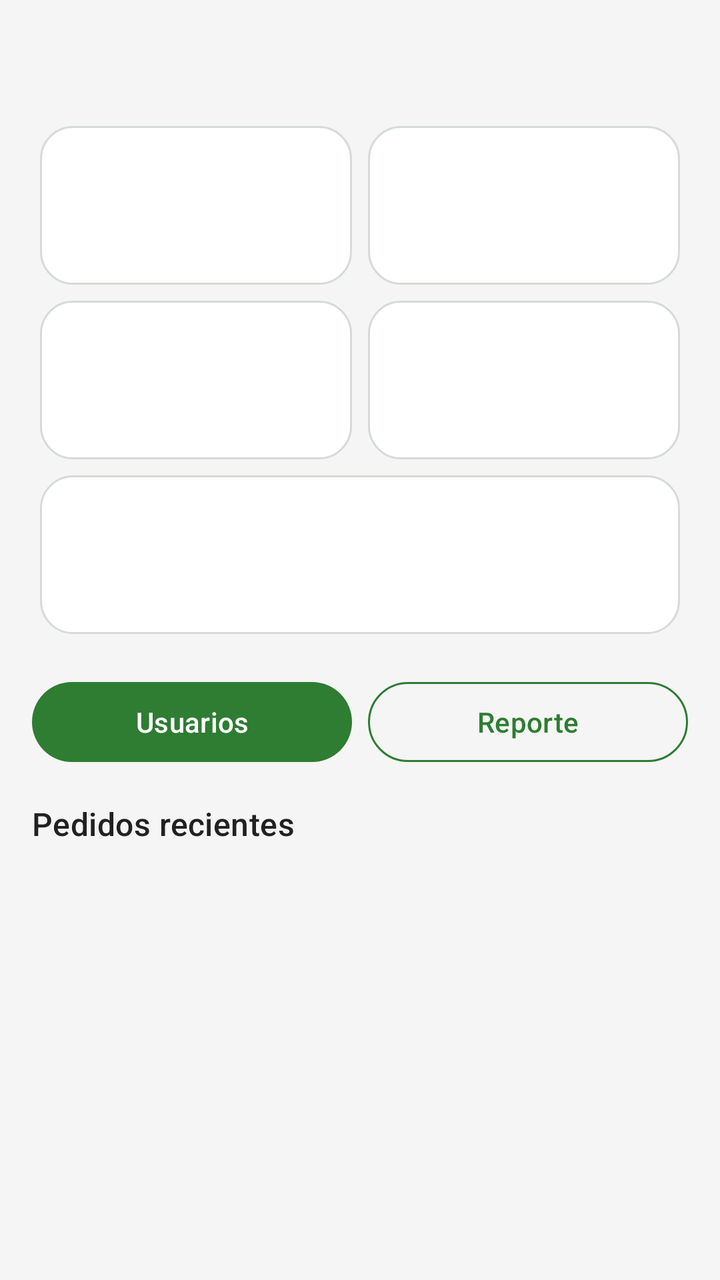
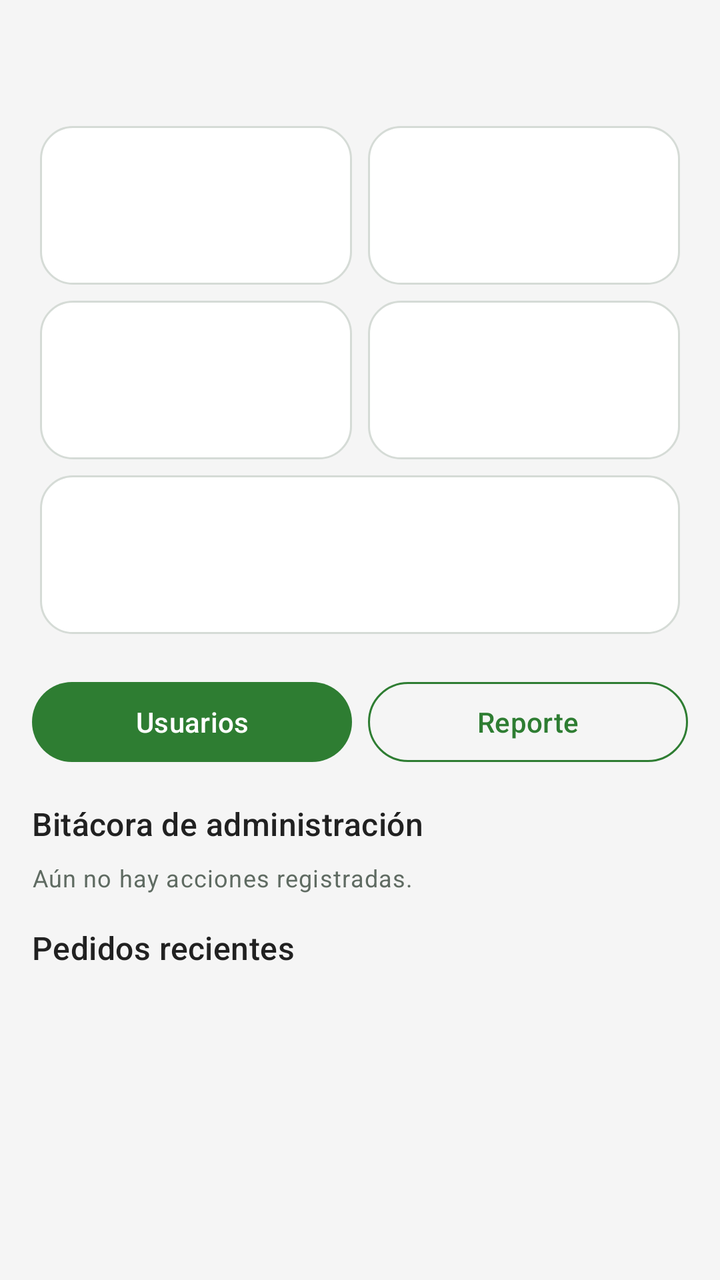

Screens rendered from an Android XML layout before and after an edit, with the pre-edit source and the edit as a unified diff.
<!-- AndroidManifest.xml: application theme Theme.EcoMarket -->
<!-- res/layout/fragment_admin_dashboard.xml -->
<?xml version="1.0" encoding="utf-8"?>
<androidx.core.widget.NestedScrollView xmlns:android="http://schemas.android.com/apk/res/android"
    xmlns:app="http://schemas.android.com/apk/res-auto"
    android:layout_width="match_parent"
    android:layout_height="match_parent">

    <LinearLayout
        android:layout_width="match_parent"
        android:layout_height="wrap_content"
        android:orientation="vertical"
        android:padding="@dimen/space_m">

        <TextView
            android:id="@+id/txtGreeting"
            android:layout_width="match_parent"
            android:layout_height="wrap_content"
            android:textAppearance="@style/Text.Title" />

        <LinearLayout
            android:layout_width="match_parent"
            android:layout_height="wrap_content"
            android:layout_marginTop="@dimen/space_m"
            android:orientation="horizontal">

            <include
                android:id="@+id/kpiSales"
                layout="@layout/view_kpi" />

            <include
                android:id="@+id/kpiOrders"
                layout="@layout/view_kpi" />
        </LinearLayout>

        <LinearLayout
            android:layout_width="match_parent"
            android:layout_height="wrap_content"
            android:orientation="horizontal">

            <include
                android:id="@+id/kpiUsers"
                layout="@layout/view_kpi" />

            <include
                android:id="@+id/kpiProducts"
                layout="@layout/view_kpi" />
        </LinearLayout>

        <LinearLayout
            android:layout_width="match_parent"
            android:layout_height="wrap_content"
            android:orientation="horizontal">

            <include
                android:id="@+id/kpiPending"
                layout="@layout/view_kpi" />
        </LinearLayout>

        <LinearLayout
            android:layout_width="match_parent"
            android:layout_height="wrap_content"
            android:layout_marginTop="@dimen/space_m"
            android:orientation="horizontal">

            <com.google.android.material.button.MaterialButton
                android:id="@+id/btnGoUsers"
                style="@style/Button.Primary"
                android:layout_width="0dp"
                android:layout_height="wrap_content"
                android:layout_marginEnd="@dimen/space_s"
                android:layout_weight="1"
                android:text="@string/nav_users" />

            <com.google.android.material.button.MaterialButton
                android:id="@+id/btnGoReport"
                style="@style/Button.Outlined"
                android:layout_width="0dp"
                android:layout_height="wrap_content"
                android:layout_weight="1"
                android:text="@string/nav_report" />
        </LinearLayout>

        <TextView
            style="@style/Section.Header"
            android:text="@string/admin_recent_orders" />

        <androidx.recyclerview.widget.RecyclerView
            android:id="@+id/rvRecentOrders"
            android:layout_width="match_parent"
            android:layout_height="wrap_content"
            android:nestedScrollingEnabled="false" />
    </LinearLayout>
</androidx.core.widget.NestedScrollView>
<!-- res/layout/view_kpi.xml (included above) -->
<?xml version="1.0" encoding="utf-8"?>
<LinearLayout xmlns:android="http://schemas.android.com/apk/res/android"
    android:layout_width="0dp"
    android:layout_height="wrap_content"
    android:layout_margin="@dimen/space_xs"
    android:layout_weight="1"
    android:background="@drawable/bg_kpi_card"
    android:orientation="vertical"
    android:padding="@dimen/space_m">

    <TextView
        android:id="@+id/txtKpiLabel"
        android:layout_width="match_parent"
        android:layout_height="wrap_content"
        android:textAppearance="@style/Text.Caption" />

    <TextView
        android:id="@+id/txtKpiValue"
        android:layout_width="match_parent"
        android:layout_height="wrap_content"
        android:layout_marginTop="@dimen/space_xs"
        android:textAppearance="@style/Text.Title"
        android:textColor="@color/eco_green" />
</LinearLayout>
<!-- resources referenced by this layout -->
<resources>
  <color name="eco_green">#2E7D32</color>
  <dimen name="space_m">16dp</dimen>
  <dimen name="space_s">8dp</dimen>
  <dimen name="space_xs">4dp</dimen>
  <!-- drawable bg_kpi_card (drawable) -->
  <?xml version="1.0" encoding="utf-8"?>
  <shape xmlns:android="http://schemas.android.com/apk/res/android" android:shape="rectangle">
      <solid android:color="@color/eco_white" />
      <stroke android:width="@dimen/stroke_thin" android:color="@color/eco_gray_border" />
      <corners android:radius="@dimen/radius_card" />
  </shape>
  <string name="admin_recent_orders">Pedidos recientes</string>
  <string name="nav_report">Reporte</string>
  <string name="nav_users">Usuarios</string>
  <style name="Button.Outlined" parent="Widget.Material3.Button.OutlinedButton">
          <item name="strokeColor">@color/eco_green</item>
          <item name="android:textColor">@color/eco_green</item>
          <item name="android:textSize">@dimen/text_body</item>
          <item name="android:textAllCaps">false</item>
          <item name="cornerRadius">@dimen/radius_button</item>
          <item name="android:minHeight">48dp</item>
      </style>
  <style name="Button.Primary" parent="Widget.Material3.Button">
          <item name="backgroundTint">@color/eco_green</item>
          <item name="android:textColor">@color/eco_white</item>
          <item name="android:textSize">@dimen/text_body</item>
          <item name="android:fontFamily">sans-serif-medium</item>
          <item name="android:textAllCaps">false</item>
          <item name="cornerRadius">@dimen/radius_button</item>
          <item name="android:minHeight">48dp</item>
      </style>
  <style name="Section.Header" parent="">
          <item name="android:layout_width">match_parent</item>
          <item name="android:layout_height">wrap_content</item>
          <item name="android:layout_marginTop">@dimen/space_m</item>
          <item name="android:layout_marginBottom">@dimen/space_s</item>
          <item name="android:textAppearance">@style/Text.Subtitle</item>
      </style>
  <style name="Text.Caption" parent="TextAppearance.Material3.BodySmall">
          <item name="android:textSize">@dimen/text_caption</item>
          <item name="android:textColor">@color/eco_text_secondary</item>
      </style>
  <style name="Text.Title" parent="TextAppearance.Material3.TitleLarge">
          <item name="android:textSize">@dimen/text_title</item>
          <item name="android:textStyle">bold</item>
          <item name="android:textColor">@color/eco_text_primary</item>
      </style>
  <color name="eco_white">#FFFFFF</color>
  <dimen name="stroke_thin">1dp</dimen>
  <color name="eco_gray_border">#D5DBD6</color>
  <dimen name="radius_card">16dp</dimen>
  <dimen name="text_body">14sp</dimen>
  <dimen name="radius_button">24dp</dimen>
  <style name="Text.Subtitle" parent="TextAppearance.Material3.TitleMedium">
          <item name="android:textSize">@dimen/text_subtitle</item>
          <item name="android:fontFamily">sans-serif-medium</item>
          <item name="android:textColor">@color/eco_text_primary</item>
      </style>
  <dimen name="text_caption">12sp</dimen>
  <color name="eco_text_secondary">#5F6B62</color>
  <dimen name="text_title">20sp</dimen>
  <color name="eco_text_primary">#212121</color>
  <color name="eco_green_light">#A5D6A7</color>
  <color name="eco_green_dark">#1B5E20</color>
  <color name="eco_orange">#FF7043</color>
  <color name="eco_green_surface">#E8F5E9</color>
  <color name="eco_background">#FFFFFF</color>
  <color name="eco_error">#C62828</color>
  <color name="eco_gray_light">#F5F5F5</color>
  <dimen name="text_subtitle">16sp</dimen>
  <!-- unchanged entries left out for length: 1 -->
</resources>

<!-- the commit's change to res/layout/fragment_admin_dashboard.xml (unified diff, before → after) -->
@@ -81,6 +81,28 @@
 
         <TextView
             style="@style/Section.Header"
+            android:text="@string/audit_title" />
+
+        <TextView
+            android:id="@+id/txtAudit"
+            android:layout_width="match_parent"
+            android:layout_height="wrap_content"
+            android:background="@drawable/bg_kpi_card"
+            android:lineSpacingExtra="2dp"
+            android:padding="@dimen/space_m"
+            android:textAppearance="@style/Text.Caption"
+            android:textColor="@color/eco_text_primary"
+            android:visibility="gone" />
+
+        <TextView
+            android:id="@+id/txtAuditEmpty"
+            android:layout_width="match_parent"
+            android:layout_height="wrap_content"
+            android:text="@string/audit_empty"
+            android:textAppearance="@style/Text.Caption" />
+
+        <TextView
+            style="@style/Section.Header"
             android:text="@string/admin_recent_orders" />
 
         <androidx.recyclerview.widget.RecyclerView
<!-- resource entries referenced after the edit -->
@@ -12,6 +12,8 @@
       <corners android:radius="@dimen/radius_card" />
   </shape>
   <string name="admin_recent_orders">Pedidos recientes</string>
+  <string name="audit_empty">Aún no hay acciones registradas.</string>
+  <string name="audit_title">Bitácora de administración</string>
   <string name="nav_report">Reporte</string>
   <string name="nav_users">Usuarios</string>
   <style name="Button.Outlined" parent="Widget.Material3.Button.OutlinedButton">
